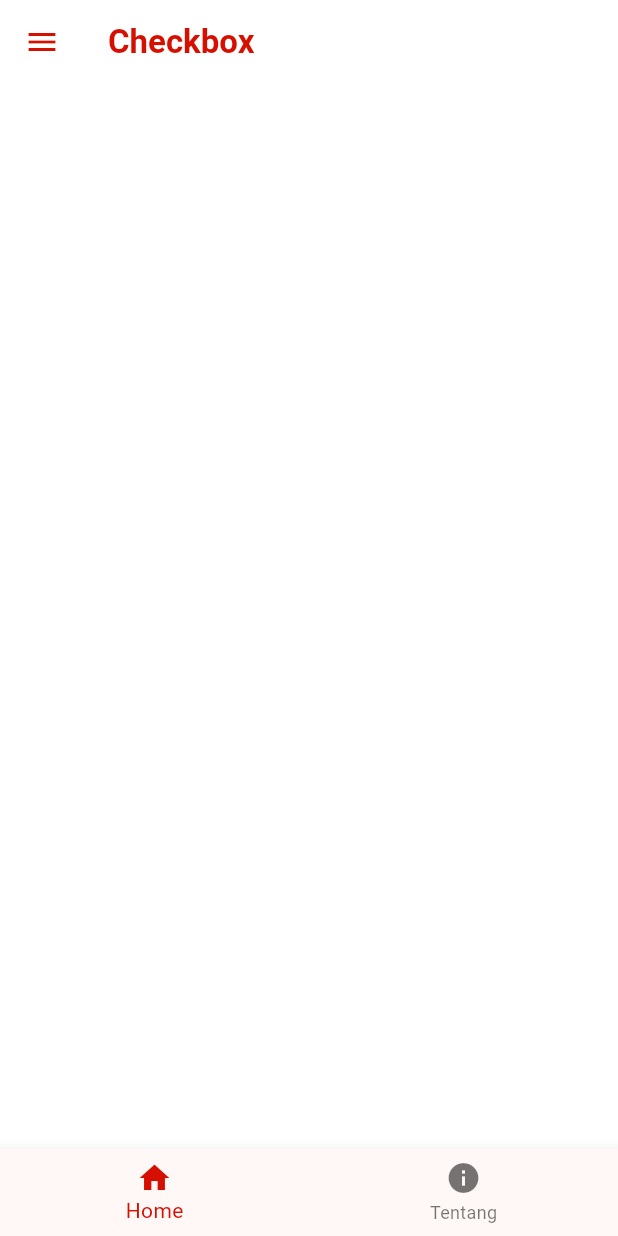
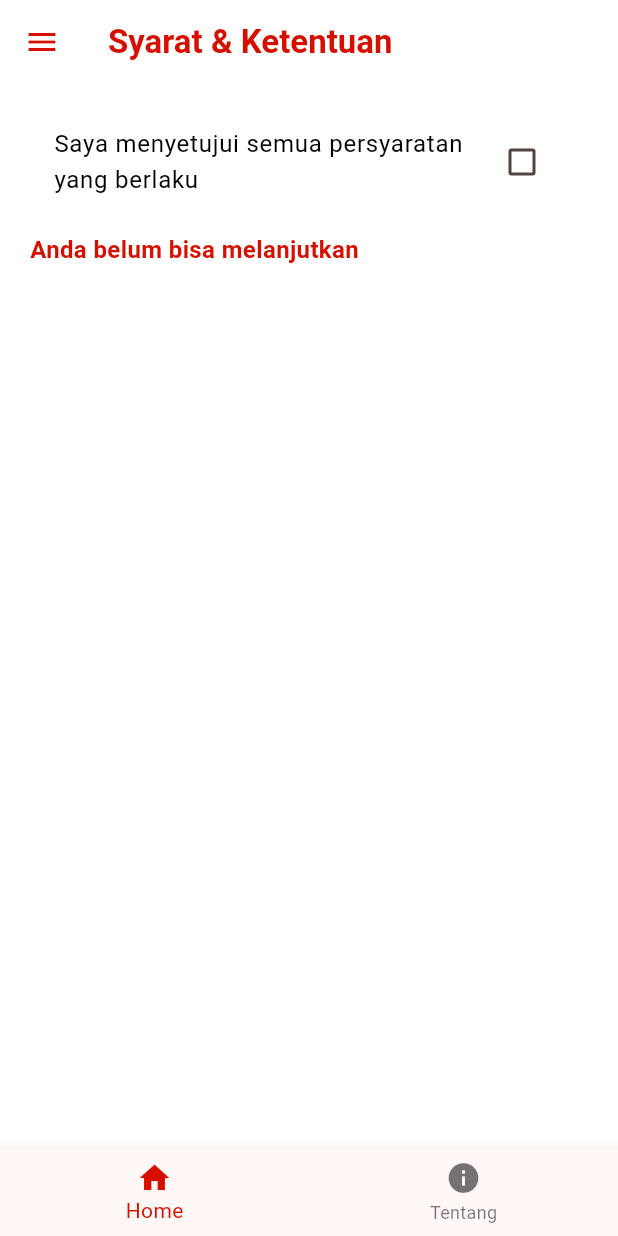
Before and after one commit to ErikKlaus/training_flutter, a Flutter app: the screen it shows after launch, on a phone screen of 412 x 824 dp. Run offline on Flutter 3.47's test engine with Material 3 defaults, Android fonts, the phone set to English and light mode, and no system bars.

Commit message:
Revisi Lagi

```diff
--- a/lib/tugas_7/tugas7.dart
+++ b/lib/tugas_7/tugas7.dart
@@ -10,7 +10,7 @@ class tugas7 extends StatefulWidget {
 }
 
 class _tugas7State extends State<tugas7> {
-  String menu = "Checkbox";
+  String menu = "Syarat & Ketentuan";
   bool isChecked = false;
   bool isDark = false;
   String kategori = "Elektronik";
```
